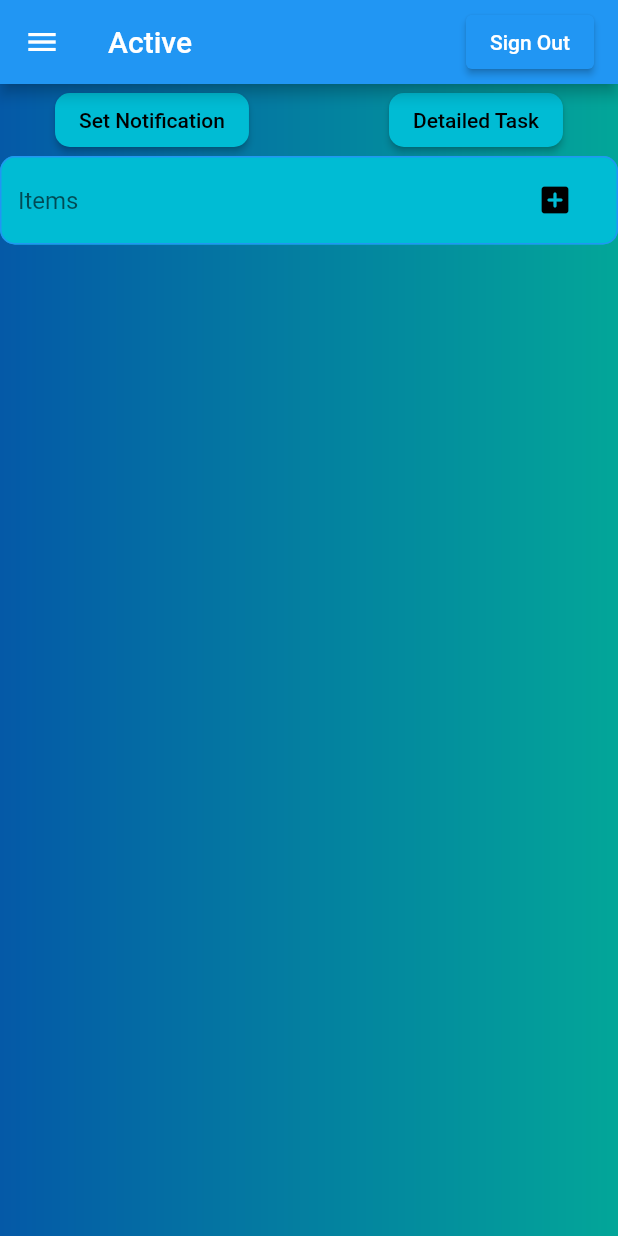
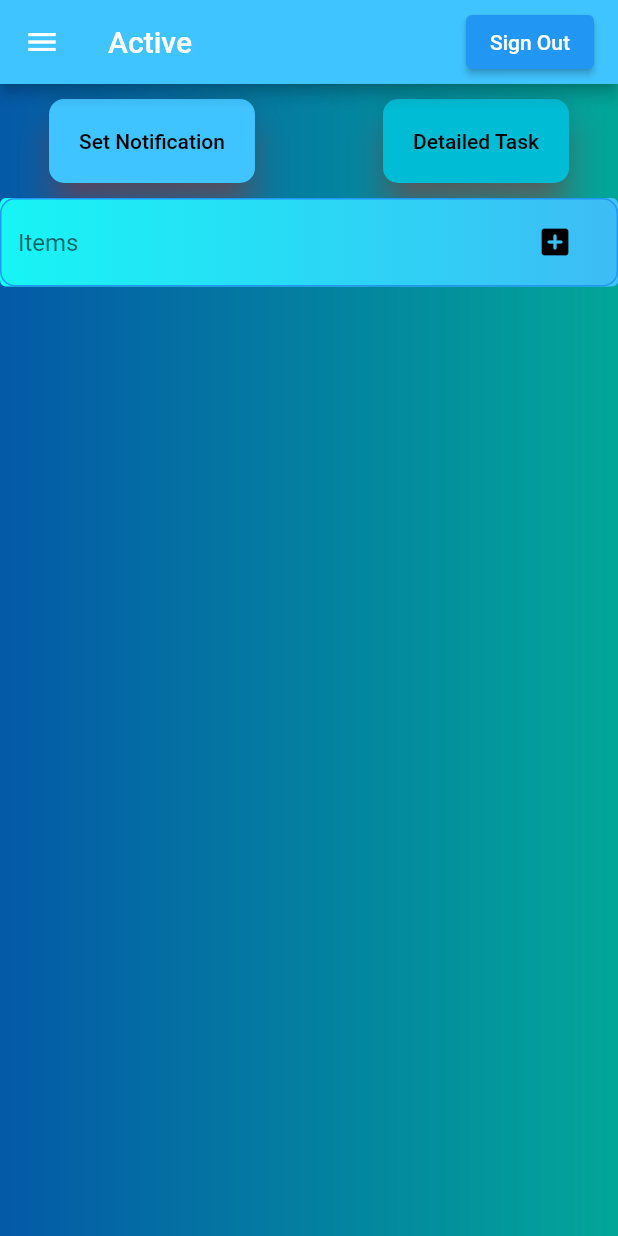
Before and after one commit to galib130/Task-Analyzer, a Flutter app: the screen it shows once a user with an empty profile is signed in, on a phone screen of 412 x 824 dp. Run offline on Flutter 3.47's test engine with Material 2 defaults, Android fonts, the phone set to English and light mode, and no system bars; drawn by our look-alikes of flutter_typeahead; our stand-ins replace charts_flutter, cloud_firestore, firebase_auth, firebase_core, firebase_messaging, flutter_local_notifications and 4 more; missing offline and left inert: dart:ffi, flutter_ringtone_player; accounts and stored records are empty.

Commit message:
improved the drawer UI

```diff
--- a/lib/home screen/TestAppState.dart
+++ b/lib/home screen/TestAppState.dart
@@ -421,8 +421,8 @@ class TestAppState extends State<TestApp>{
          Scaffold(
 
           appBar: AppBar(
-            backgroundColor: Colors.blue,
-              title: Row(
+             backgroundColor: Colors.lightBlueAccent,
+              title:  Row(
                 mainAxisAlignment: MainAxisAlignment.spaceBetween,
                 children: [change_state==0?Text("Active"):Text("Secondary"),
 
@@ -446,13 +446,27 @@ class TestAppState extends State<TestApp>{
 
 
 
-              ],)
+                ],),
+
           ),
           backgroundColor: Colors.black,
           drawer: Drawer(
 
             child: Container(
-              color: Colors.black,
+              decoration: BoxDecoration(
+
+                  borderRadius: BorderRadius.circular(4),
+                  //image:  DecorationImage(image: new AssetImage('assets/listtile.jpg'),fit: BoxFit.cover)
+                  gradient: LinearGradient(
+                      begin: Alignment.topRight,
+                      end: Alignment.topLeft,
+                      colors: [
+                        Colors.cyan,
+                        Colors.indigoAccent,
+
+                      ]
+                  )
+              ),
               child: Stack(
                 children: [
                  Positioned(
@@ -461,18 +475,25 @@ class TestAppState extends State<TestApp>{
                      right: 50,
                      child:
                     ElevatedButton(
+
                    onPressed: (){  //ADD button
                      change(0);
                      Navigator.of(context)
                          .pushNamedAndRemoveUntil('/profile', (Route<dynamic> route) => false);
-                     }, child: Text('Active'),
+                     }, child: Text('Active',style: TextStyle(
+                      fontSize: 20,
+
+                    ),),
                       style: ElevatedButton.styleFrom(
                           primary: Colors.blue,
-                          onPrimary: Colors.black
+                          onPrimary: Colors.black,
+                        shadowColor: Colors.red,
+                          elevation: 10,
+                        padding: EdgeInsets.all(25)
                       ),
                  )),
                   Positioned(
-                      top: 160,
+                      top: 180,
                       left: 50,
                       right: 50,
                       child:
@@ -484,15 +505,20 @@ class TestAppState extends State<TestApp>{
                             .pushNamedAndRemoveUntil('/profile', (Route<dynamic> route) => false);
                        // Navigator.of(context).pop();
                       },
-                        child: Text('Secondary'),
+                        child: Text('Secondary',style: TextStyle(
+                          fontSize: 20
+                        ),),
                         style: ElevatedButton.styleFrom(
                             primary: Colors.blue,
-                            onPrimary: Colors.black
+                            onPrimary: Colors.black,
+                            padding: EdgeInsets.all(25),
+                          shadowColor: Colors.red,
+                          elevation: 10,
                         ),
                       )
                   ),
                   Positioned(
-                      top: 240,
+                      top: 280,
                       left: 50,
                       right: 50,
                       child:  ElevatedButton(
@@ -506,10 +532,15 @@ class TestAppState extends State<TestApp>{
                                 .pushNamedAndRemoveUntil('/profile', (Route<dynamic> route) => false);
                           });
 
-                        },child: Text('Set Session'),
+                        },child: Text('Set Session',style: TextStyle(
+                          fontSize: 20
+                      ),),
                       style: ElevatedButton.styleFrom(
                       primary: Colors.blue,
-                       onPrimary: Colors.black
+                       onPrimary: Colors.black,
+                          padding: EdgeInsets.all(25),
+                        shadowColor: Colors.red,
+                        elevation: 10,
                       ),
                       ),
 
@@ -517,32 +548,43 @@ class TestAppState extends State<TestApp>{
                   ),
 
                   Positioned(
-                    top: 320,
+                    top: 380,
                     left: 50,
                     right: 50,
                     child:
                   ElevatedButton(onPressed:() {
                     Navigator.of(context)
                         .pushNamed('/chart');
-                  },child: Text('Session Summary'),
+                  },child: Text('Session Summary',style: TextStyle(
+                      fontSize: 18
+                  ),),
                     style: ElevatedButton.styleFrom(
+
                         primary: Colors.blue,
-                        onPrimary: Colors.black
+                        onPrimary: Colors.black,
+                      padding: EdgeInsets.all(25),
+                      shadowColor: Colors.red,
+                      elevation: 10,
                     ),
                   ),
                   ),
                   Positioned(
-                    top: 400,
+                    top: 480,
                     left: 50,
                     right: 50,
                     child:
                     ElevatedButton(onPressed:() {
                       Navigator.of(context)
                           .pushNamed('/average_chart');
-                    },child: Text('Efficiency'),
+                    },child: Text('Efficiency',style: TextStyle(
+                        fontSize: 20
+                    ),),
                       style: ElevatedButton.styleFrom(
                           primary: Colors.blue,
-                          onPrimary: Colors.black
+                          onPrimary: Colors.black,
+                        padding: EdgeInsets.all(25),
+                        shadowColor: Colors.red,
+                        elevation: 10,
                       ),
                     ),
                   )
@@ -561,16 +603,21 @@ class TestAppState extends State<TestApp>{
                       mainAxisAlignment: MainAxisAlignment.start,
                       crossAxisAlignment: CrossAxisAlignment.start,
                       children:[
+                        SizedBox(height: 10,),
                         Row(
                           mainAxisAlignment: MainAxisAlignment.spaceEvenly,
                           children: [
                             ElevatedButton(
 
                                 style: ElevatedButton.styleFrom(
-                                  primary: Colors.cyan,
+                                  primary: Colors.lightBlueAccent,
+                                  padding: EdgeInsets.all(20),
+                                  shadowColor: Colors.red,
+                                  elevation: 10,
 
                                   shape: RoundedRectangleBorder(
                                     borderRadius: BorderRadius.circular(10),
+
                                   ),),
                                 onPressed: ()async{
                                   var get_date_time_data = await set_date_time.get();
@@ -631,6 +678,9 @@ class TestAppState extends State<TestApp>{
                             ElevatedButton(
                                 style: ElevatedButton.styleFrom(
                                     primary: Colors.cyan,
+                                  padding: EdgeInsets.all(20),
+                                  shadowColor: Colors.red,
+                                  elevation: 10,
                                   shape: RoundedRectangleBorder(
                                     borderRadius: BorderRadius.circular(10),
 
@@ -644,9 +694,24 @@ class TestAppState extends State<TestApp>{
                             ),),),//For Detail view
                           ],
                         ),
+                        SizedBox(height: 10,),
 
                         //Type Input Field
-                        TypeAheadField(
+                        Container(
+                          decoration: BoxDecoration(
+
+                              borderRadius: BorderRadius.circular(4),
+                              //image:  DecorationImage(image: new AssetImage('assets/listtile.jpg'),fit: BoxFit.cover)
+                              gradient: LinearGradient(
+                                  begin: Alignment.topRight,
+                                  end: Alignment.topLeft,
+                                  colors: [
+                                    Colors.lightBlueAccent,
+                                    Colors.cyanAccent
+                                  ]
+                              )
+                          ),
+                          child: TypeAheadField(
                             //cursorHeight: 2,
                             textFieldConfiguration: TextFieldConfiguration(
                               autofocus: false,
@@ -656,7 +721,7 @@ class TestAppState extends State<TestApp>{
                               decoration: InputDecoration(
                                 hintText: "Items",
                                 filled: true,
-                              fillColor: Colors.cyan,
+                                //fillColor: Colors.lightBlueAccent,
                                 suffixIcon: IconButton(
                                   color: Colors.black,
                                   padding: const EdgeInsets.symmetric(horizontal: 30, vertical: 2),
@@ -690,6 +755,7 @@ class TestAppState extends State<TestApp>{
                             },
                             itemBuilder: (context, suggestion) {
                               return Container(
+
                                 child: ListTile(
                                   tileColor: Colors.cyan,
                                   title: Text(suggestion.toString()),
@@ -703,6 +769,7 @@ class TestAppState extends State<TestApp>{
                             },
                             hideOnLoading: true,
 
+                          ),
                         ) ,
 
                         SizedBox(height: 10,child: Container(),),
```
Lines whose indentation alone changed are shown as unchanged.
